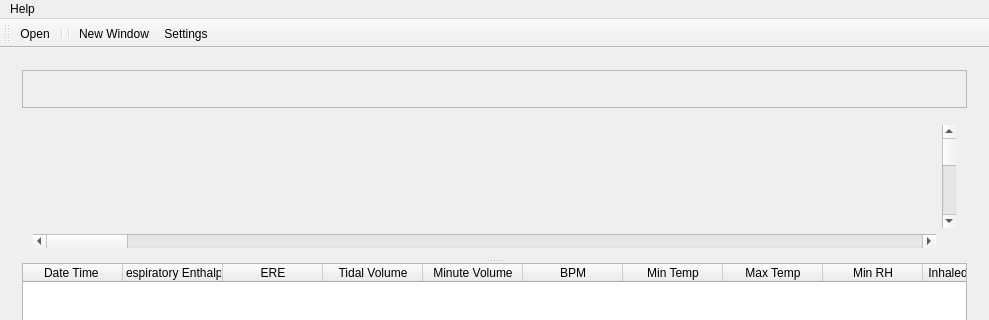
AminAbed/Project, file mainwindow.ui: the form before one commit; both pictures show x 0 to 989 and y 0 to 320 of the 989 by 598 pixel window.
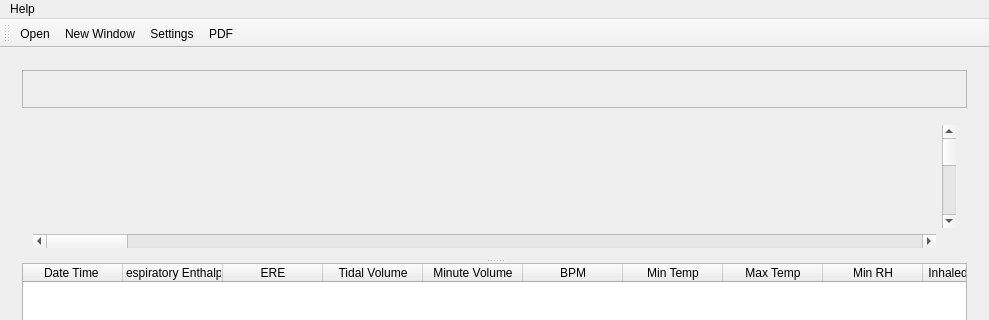
The form after the commit. Icons and pictures are not drawn. Custom widgets are drawn as their Qt base class.

Commit message: Added PDF image to project Added PDF icon to the toolbar Added PDF action (to be completed) Code cleanup

```diff
--- a/mainwindow.ui
+++ b/mainwindow.ui
@@ -330,10 +330,9 @@
     <bool>false</bool>
    </attribute>
    <addaction name="actionOpen"/>
-   <addaction name="separator"/>
-   <addaction name="separator"/>
    <addaction name="actionOpenAnotherWindow"/>
    <addaction name="actionSettings"/>
+   <addaction name="actionPDF"/>
   </widget>
   <widget class="QStatusBar" name="statusBar"/>
   <action name="actionOpen">
@@ -375,6 +374,18 @@
     <string>New Window</string>
    </property>
   </action>
+  <action name="actionPDF">
+   <property name="icon">
+    <iconset resource="images.qrc">
+     <normaloff>:/images/pdf.jpg</normaloff>:/images/pdf.jpg</iconset>
+   </property>
+   <property name="text">
+    <string>PDF</string>
+   </property>
+   <property name="toolTip">
+    <string>Print to PDF</string>
+   </property>
+  </action>
  </widget>
  <layoutdefault spacing="6" margin="11"/>
  <customwidgets>
```
The commit also changes 5 other files.
